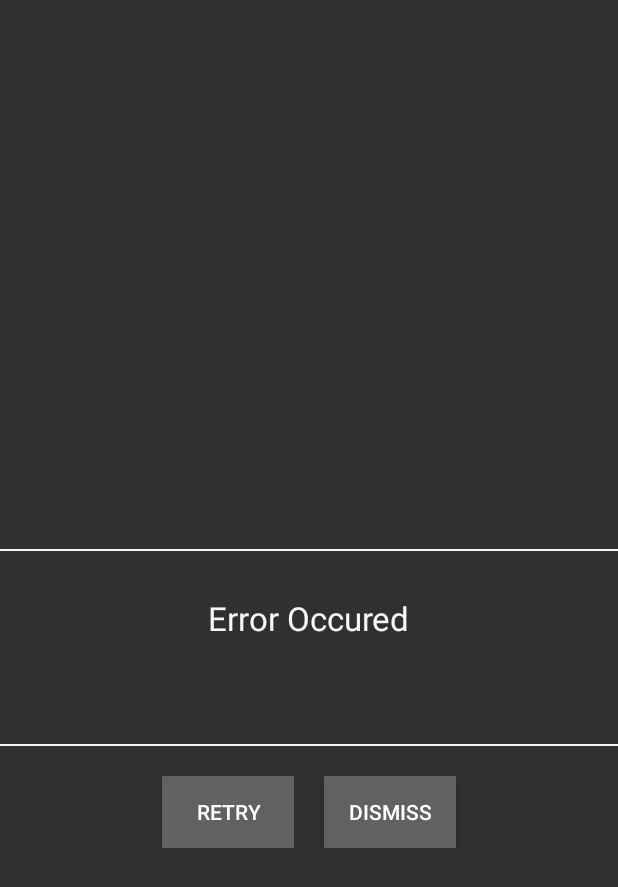
After one commit to blood-mist/All-In-One-proj, an Android app: the layout fragment_error_dialog.xml on its own in the app's theme, with its tools: preview values and no code run, on a phone screen of 412 x 824 dp. The commit adds this screen. Shown: the top 887 px of the screen. Run offline under Robolectric (Android 15) with nearby library versions, the phone set to English and light mode, and no system bars.

Commit message:
userinfo Completed and Info Dialog in proress

```diff
--- /dev/null
+++ b/app/src/main/res/layout/fragment_error_dialog.xml
@@ -0,0 +1,85 @@
+<?xml version="1.0" encoding="utf-8"?>
+<RelativeLayout xmlns:android="http://schemas.android.com/apk/res/android"
+    android:layout_width="match_parent"
+    android:layout_height="match_parent"
+    android:layout_gravity="center">
+
+    <View
+        android:id="@+id/info_view2"
+        android:layout_width="wrap_content"
+        android:layout_height="1dp"
+        android:layout_above="@+id/txt_infoHeader"
+        android:layout_alignEnd="@+id/txt_infoBody"
+        android:layout_alignLeft="@+id/txt_infoBody"
+        android:layout_alignRight="@id/txt_infoBody"
+        android:layout_alignStart="@+id/txt_infoBody"
+        android:layout_marginBottom="20dp"
+        android:layout_marginLeft="-10dp"
+        android:layout_marginRight="-10dp"
+        android:background="@color/white_color" />
+
+    <TextView
+        android:id="@+id/txt_infoHeader"
+        android:layout_width="wrap_content"
+        android:layout_height="wrap_content"
+        android:layout_centerHorizontal="true"
+        android:layout_centerVertical="true"
+        android:layout_gravity="center"
+        android:padding="10dp"
+        android:text="@string/error_header"
+        android:textAppearance="@style/TextAppearance.AppCompat.Large"
+        android:textColor="@color/white_color" />
+
+    <TextView
+        android:id="@+id/txt_infoBody"
+        android:layout_width="400dp"
+        android:layout_height="wrap_content"
+        android:layout_below="@+id/txt_infoHeader"
+        android:layout_centerHorizontal="true"
+        android:maxLines="4"
+        android:padding="10dp"
+        android:textAppearance="@style/Base.TextAppearance.AppCompat.Small" />
+
+    <View
+        android:id="@+id/info_view1"
+        android:layout_width="wrap_content"
+        android:layout_height="1dp"
+        android:layout_alignEnd="@+id/txt_infoBody"
+        android:layout_alignLeft="@+id/txt_infoBody"
+        android:layout_alignRight="@id/txt_infoBody"
+        android:layout_alignStart="@+id/txt_infoBody"
+        android:layout_below="@+id/txt_infoBody"
+        android:layout_marginLeft="-10dp"
+        android:layout_marginRight="-10dp"
+        android:layout_marginTop="20dp"
+        android:background="@color/white_color" />
+
+    <LinearLayout
+        android:layout_width="wrap_content"
+        android:layout_height="wrap_content"
+        android:layout_alignLeft="@+id/info_view2"
+        android:layout_alignStart="@+id/info_view2"
+        android:layout_alignRight="@+id/info_view2"
+        android:layout_alignEnd="@+id/info_view2"
+        android:layout_below="@+id/info_view1"
+        android:layout_marginTop="20dp"
+        android:orientation="horizontal"
+        android:gravity="center">
+
+        <Button
+            android:id="@+id/btn_retry"
+            android:layout_width="wrap_content"
+            android:layout_height="wrap_content"
+            android:background="@drawable/button_selector"
+            android:text="@string/retry" />
+        <Button
+            android:id="@+id/btn_dismiss"
+            android:layout_width="wrap_content"
+            android:layout_height="wrap_content"
+            android:layout_marginLeft="20dp"
+            android:layout_marginStart="20dp"
+            android:background="@drawable/button_selector"
+            android:text="@string/dismiss" />
+    </LinearLayout>
+
+</RelativeLayout>
--- a/app/src/main/res/values/strings.xml
+++ b/app/src/main/res/values/strings.xml
@@ -60,4 +60,7 @@
     <string name="description_demo">Here will be channel description.</string>
     <string name="txt_movie_description">Movie Description</string>
     <string name="nothing_selected">No Content Selected.\nPlease select a channel to play.</string>
+    <string name="dismiss">dismiss</string>
+    <string name="error_header">Error Occured</string>
+    <string name="retry">retry</string>
 </resources>
```
Also changed, not shown: app/src/main/java/comcast/stb/InfoDialog/InfoDialogFragment.java (added, +130 -0 lines), app/src/main/java/comcast/stb/launcher/LauncherActivity.java (+26 -1 lines), app/src/main/java/comcast/stb/userInfo/UserDialogFragment.java (+109 -6 lines), app/src/main/res/layout/fragment_user_dialog.xml (+39 -10 lines).
